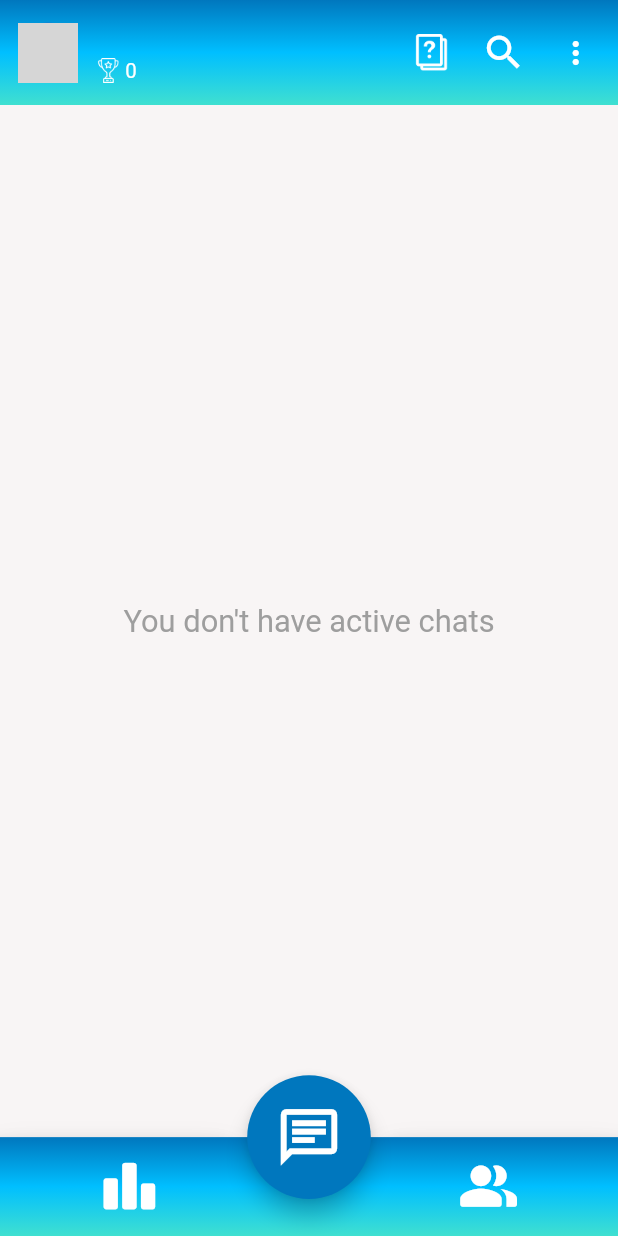
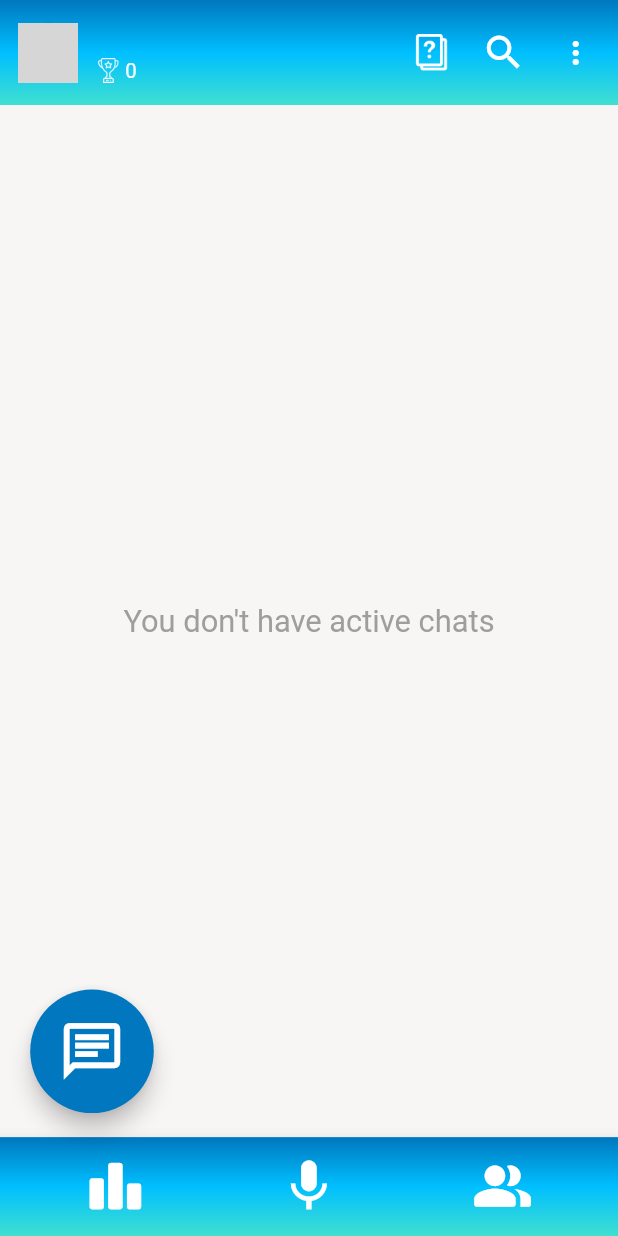
Before and after one commit to naoralkobi/final_project_2023, a Flutter app: the screen it shows once a user with an empty profile is signed in, on a phone screen of 412 x 824 dp. Run offline on Flutter 3.47's test engine with Material 2 defaults, Android fonts, the phone set to English and light mode, and no system bars; our stand-ins replace auto_size_text, avatar_glow, cached_network_image, cloud_firestore, firebase_auth, firebase_core and 7 more; accounts and stored records are empty; network calls fail; Roboto replaces fonts that are missing (Rockwell); grey boxes are pictures that could not be loaded.

Commit message:
page design and merge to the app homepage

```diff
--- a/lib/Pages/home_page.dart
+++ b/lib/Pages/home_page.dart
@@ -1,5 +1,6 @@
 import 'dart:async';
 import 'dart:ui';
+import 'package:final_project_2023/Pages/select_lang_screen.dart';
 import 'package:final_project_2023/Pages/view_user_profile.dart';
 import 'package:flutter/cupertino.dart';
 import 'package:firebase_auth/firebase_auth.dart';
@@ -267,7 +268,7 @@ class MyHomePage extends StatelessWidget {
     ),
     body: ChatsList(_searchText, snapshot.data!.data()! as Map<dynamic, dynamic>,blurController),
     floatingActionButtonLocation:
-    FloatingActionButtonLocation.centerDocked,
+    FloatingActionButtonLocation.startFloat,
     floatingActionButton: Container(
     height: SizeConfig.blockSizeVertical * 10,
     width: SizeConfig.blockSizeHorizontal * 22,
@@ -302,9 +303,11 @@ class MyHomePage extends StatelessWidget {
             mainAxisSize: MainAxisSize.max,
             mainAxisAlignment: MainAxisAlignment.spaceBetween,
             children: <Widget>[
-    Padding(
+              Expanded(
+                flex: 1,
+                child: Padding(
                   padding: EdgeInsets.only(
-    left: SizeConfig.blockSizeHorizontal * 14),
+                      left: SizeConfig.blockSizeHorizontal * 4),
                   child: IconButton(
                     iconSize: SizeConfig.blockSizeHorizontal * 10,
                     icon: Icon(Icons.leaderboard_rounded),
@@ -315,9 +318,28 @@ class MyHomePage extends StatelessWidget {
                     },
                   ),
                 ),
-    Padding(
+              ),
+              Expanded(
+                flex: 1,
+                child: Padding(
                   padding: EdgeInsets.only(
-    right: SizeConfig.blockSizeHorizontal * 14),
+                      left: SizeConfig.blockSizeHorizontal * 2,
+                      right: SizeConfig.blockSizeHorizontal * 2),
+                  child: IconButton(
+                    iconSize: SizeConfig.blockSizeHorizontal * 10,
+                    icon: Icon(Icons.mic),
+                    color: Colors.white,
+                    onPressed: () {
+                      navigateToSpeechRecognition(context);
+                    },
+                  ),
+                ),
+              ),
+              Expanded(
+                flex: 1,
+                child: Padding(
+                  padding: EdgeInsets.only(
+                      right: SizeConfig.blockSizeHorizontal * 4),
                   child: IconButton(
                     iconSize: SizeConfig.blockSizeHorizontal * 10,
                     icon: Icon(Icons.people_alt_rounded),
@@ -327,9 +349,9 @@ class MyHomePage extends StatelessWidget {
                     },
                   ),
                 ),
+              ),
             ],
           ),
-
           decoration: BoxDecoration(
             gradient: LinearGradient(
               colors: [
@@ -342,6 +364,7 @@ class MyHomePage extends StatelessWidget {
           ),
         ),
       ),
+
     );
     }
     });
@@ -390,6 +413,13 @@ class MyHomePage extends StatelessWidget {
         context, MaterialPageRoute(builder: (context) => AddQuestion()));
   }
 
+  void navigateToSpeechRecognition(context) {
+    Navigator.push(context,
+    MaterialPageRoute(builder: (context) => ChooseLanguageSpeech()));
+  }
+
+
+
   void clearSearch() {
     _filter.text = "";
     isSearching = false;
--- a/lib/Pages/login_page.dart
+++ b/lib/Pages/login_page.dart
@@ -63,8 +63,8 @@ class _LoginPageState extends State<LoginPage> {
                           password: _passwordTextController.text).then((value) {
                         // After successful login, navigate to the home page
                         Navigator.push(context,
-                            //MaterialPageRoute(builder: (context) => MyHomePage()));
-                            MaterialPageRoute(builder: (context) => ChooseLanguageSpeech()));
+                            MaterialPageRoute(builder: (context) => MyHomePage()));
+                            //MaterialPageRoute(builder: (context) => ChooseLanguageSpeech()));
                       });
                     }),
                     signUpOption()
```
Also changed, not shown: lib/Pages/speech_recognition.dart (+26 -36 lines). Lines whose indentation alone changed are shown as unchanged.
